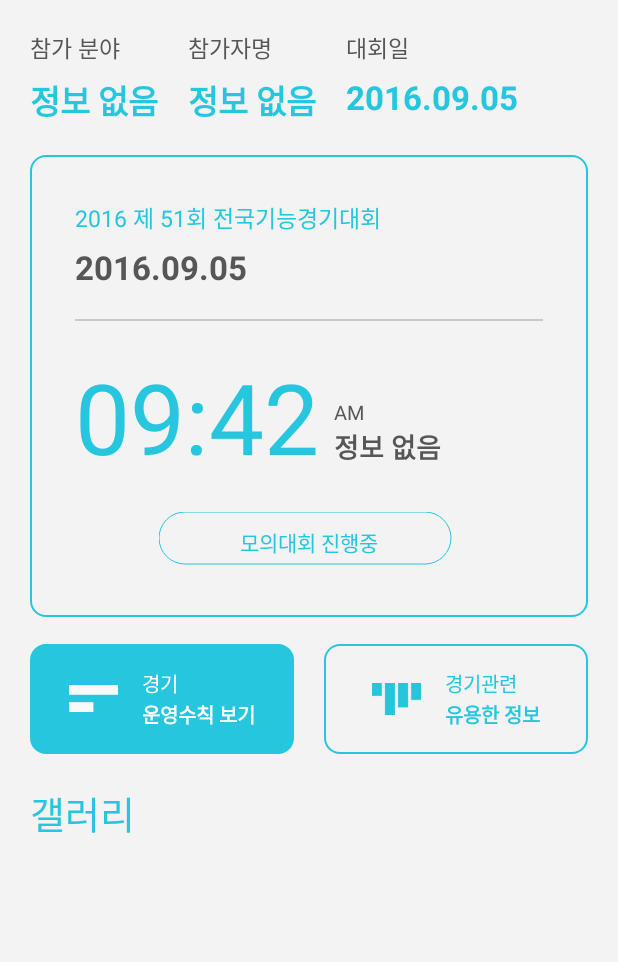
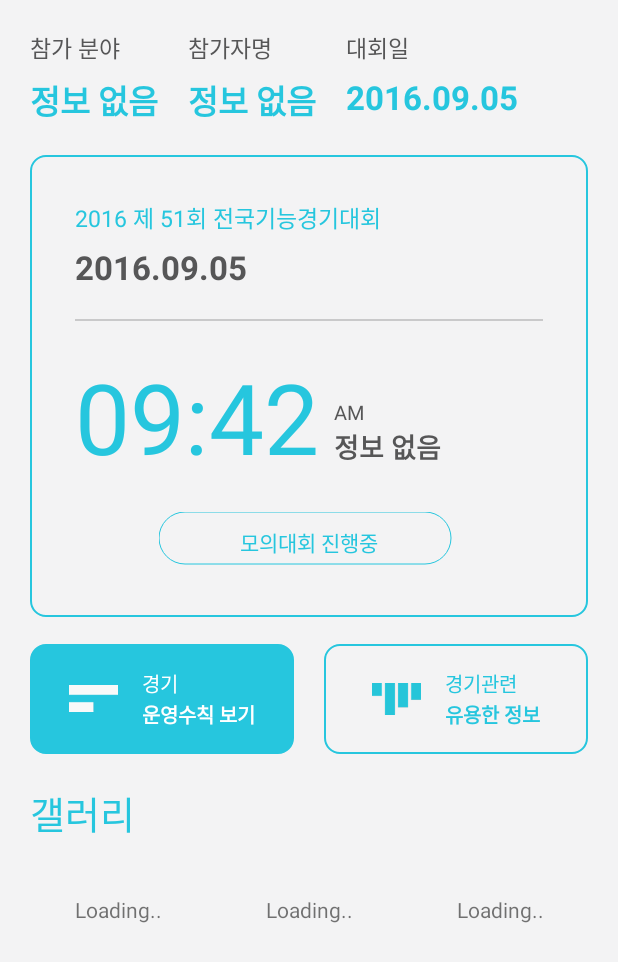
Before and after one commit to buddman1208/Alime, an Android app: the layout main_mainboard.xml on its own in the app's theme, with its tools: preview values and no code run, on a phone screen of 412 x 824 dp. Shown: the top 962 px of the screen. Run offline under Robolectric (Android 15) with nearby library versions, the phone set to English and light mode, and no system bars.

Commit message:
Show loading text when image gallery is not loaded

```diff
--- a/app/src/main/res/layout/main_mainboard.xml
+++ b/app/src/main/res/layout/main_mainboard.xml
@@ -212,25 +212,58 @@
                 android:orientation="horizontal"
                 android:weightSum="3">
 
-                <com.android.volley.toolbox.NetworkImageView
-                    android:id="@+id/network1"
+                <RelativeLayout
                     android:layout_width="1dp"
                     android:layout_height="match_parent"
-                    android:layout_weight="1" />
+                    android:layout_weight="1">
 
-                <com.android.volley.toolbox.NetworkImageView
-                    android:id="@+id/network2"
+                    <TextView
+                        android:layout_width="match_parent"
+                        android:layout_height="match_parent"
+                        android:gravity="center"
+                        android:text="Loading.." />
+
+                    <com.android.volley.toolbox.NetworkImageView
+                        android:id="@+id/network1"
+                        android:layout_width="match_parent"
+                        android:layout_height="match_parent" />
+                </RelativeLayout>
+
+                <RelativeLayout
                     android:layout_width="1dp"
                     android:layout_height="match_parent"
                     android:layout_marginLeft="10dp"
-                    android:layout_weight="1" />
+                    android:layout_weight="1">
 
-                <com.android.volley.toolbox.NetworkImageView
-                    android:id="@+id/network3"
+                    <TextView
+                        android:layout_width="match_parent"
+                        android:layout_height="match_parent"
+                        android:gravity="center"
+                        android:text="Loading.." />
+
+                    <com.android.volley.toolbox.NetworkImageView
+                        android:id="@+id/network2"
+                        android:layout_width="match_parent"
+                        android:layout_height="match_parent" />
+                </RelativeLayout>
+
+                <RelativeLayout
                     android:layout_width="1dp"
                     android:layout_height="match_parent"
                     android:layout_marginLeft="10dp"
-                    android:layout_weight="1" />
+                    android:layout_weight="1">
+
+                    <TextView
+                        android:layout_width="match_parent"
+                        android:layout_height="match_parent"
+                        android:gravity="center"
+                        android:text="Loading.." />
+
+                    <com.android.volley.toolbox.NetworkImageView
+                        android:id="@+id/network3"
+                        android:layout_width="match_parent"
+                        android:layout_height="match_parent" />
+                </RelativeLayout>
 
             </LinearLayout>
         </LinearLayout>
```
